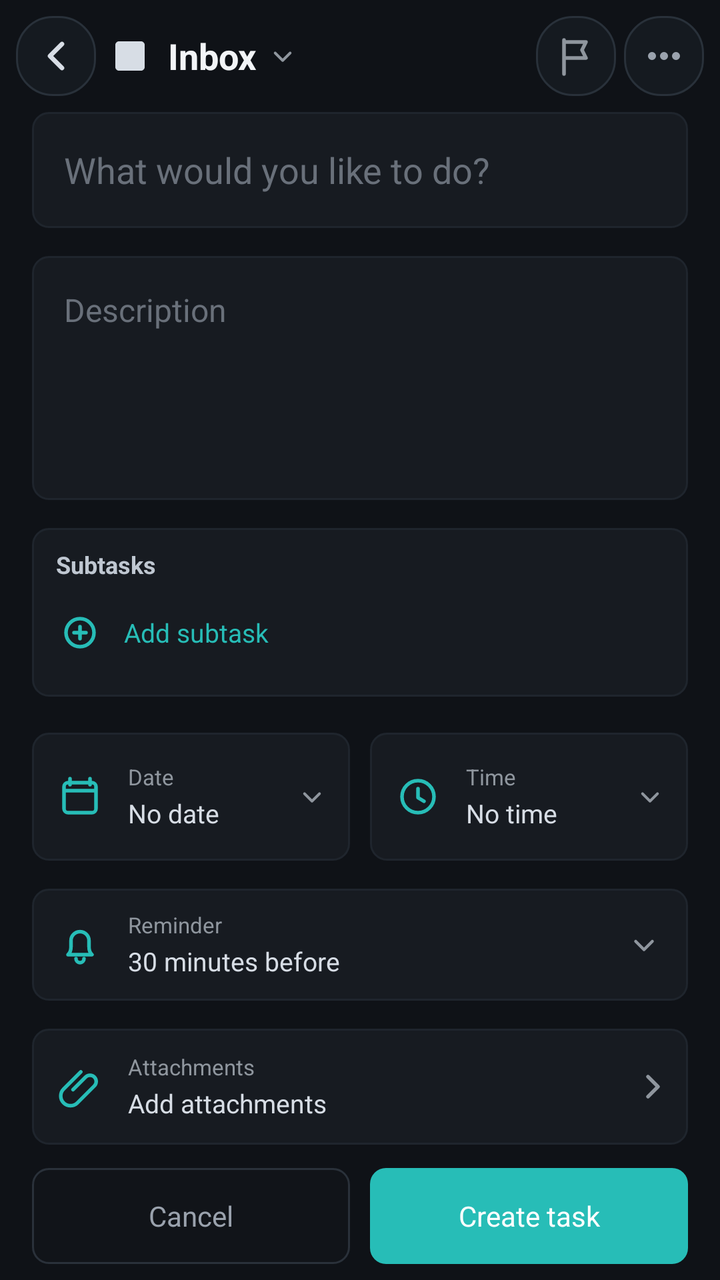
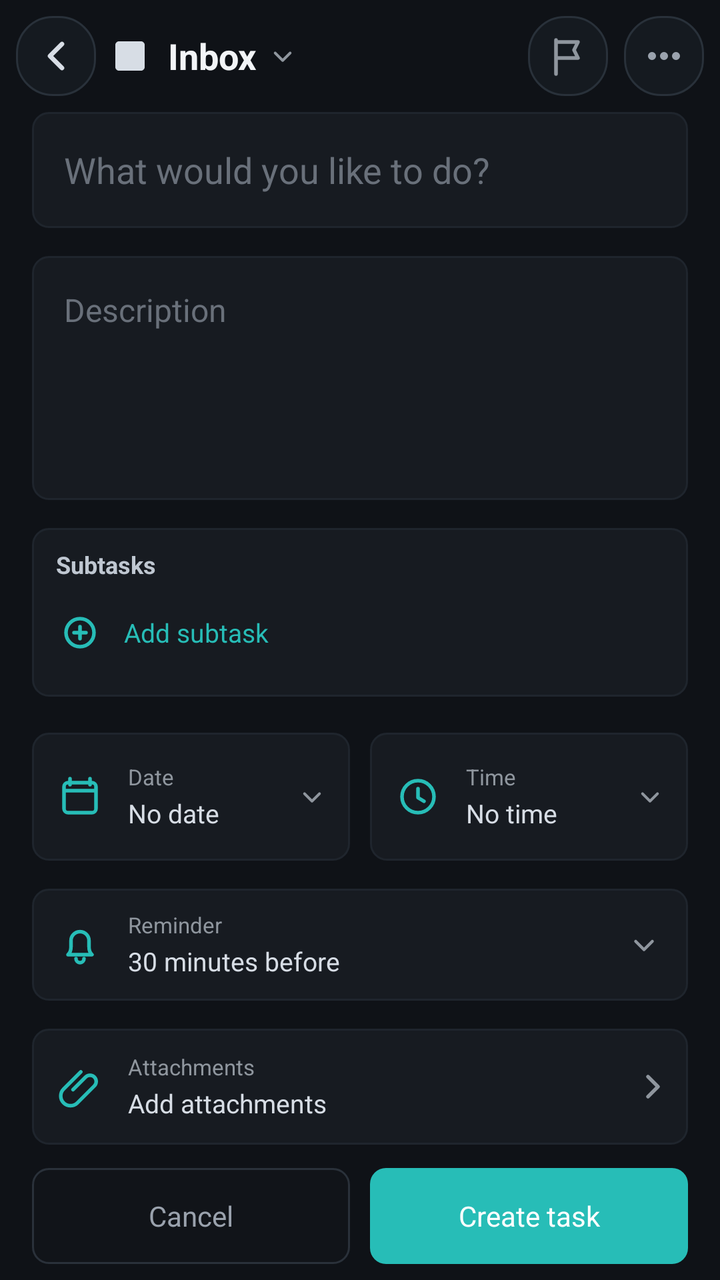

Two renders of the same Android screen: before a commit and after it. Below are the layout's source before the change and the commit's diff.
<!-- AndroidManifest.xml: application theme Theme.TaskManagerApp -->
<!-- res/layout/activity_add_task.xml -->
<?xml version="1.0" encoding="utf-8"?>
<androidx.constraintlayout.widget.ConstraintLayout xmlns:android="http://schemas.android.com/apk/res/android"
    xmlns:app="http://schemas.android.com/apk/res-auto"
    xmlns:tools="http://schemas.android.com/tools"
    android:id="@+id/main"
    android:layout_width="match_parent"
    android:layout_height="match_parent"
    android:background="#0F1217"
    tools:context=".ui.activity.AddTaskActivity">

    <LinearLayout
        android:id="@+id/editorTopBar"
        android:layout_width="0dp"
        android:layout_height="56dp"
        android:gravity="center_vertical"
        android:orientation="horizontal"
        android:paddingStart="8dp"
        android:paddingEnd="8dp"
        app:layout_constraintEnd_toEndOf="parent"
        app:layout_constraintStart_toStartOf="parent"
        app:layout_constraintTop_toTopOf="parent">

        <ImageButton
            android:id="@+id/btnEditorBack"
            android:layout_width="40dp"
            android:layout_height="40dp"
            android:background="@drawable/bg_task_editor_icon_button"
            android:contentDescription="@string/task_editor_back"
            android:padding="10dp"
            android:src="@drawable/ic_arrow_back"
            app:tint="#D7DDE5" />

        <LinearLayout
            android:id="@+id/categoryPicker"
            android:layout_width="0dp"
            android:layout_height="40dp"
            android:layout_marginStart="2dp"
            android:layout_weight="1"
            android:clickable="true"
            android:focusable="true"
            android:gravity="center_vertical"
            android:orientation="horizontal"
            android:paddingStart="4dp"
            android:paddingEnd="8dp">

            <ImageView
                android:layout_width="22dp"
                android:layout_height="22dp"
                android:contentDescription="@string/task_editor_category"
                android:src="@drawable/ic_nav_task_outline"
                app:tint="#D7DDE5" />

            <TextView
                android:id="@+id/tvEditorCategory"
                android:layout_width="wrap_content"
                android:layout_height="wrap_content"
                android:layout_marginStart="8dp"
                android:ellipsize="end"
                android:maxLines="1"
                android:text="Inbox"
                android:textColor="#F2F4F7"
                android:textSize="18sp"
                android:textStyle="bold" />

            <ImageView
                android:layout_width="18dp"
                android:layout_height="18dp"
                android:layout_marginStart="4dp"
                android:contentDescription="@string/task_editor_change_category"
                android:src="@drawable/ic_editor_chevron_down" />
        </LinearLayout>

        <ImageButton
            android:id="@+id/tvPriorityChip"
            android:layout_width="40dp"
            android:layout_height="40dp"
            android:layout_marginStart="8dp"
            android:background="@drawable/bg_task_editor_chip"
            android:clickable="true"
            android:contentDescription="Priority"
            android:focusable="true"
            android:gravity="center"
            android:padding="8dp"
            android:scaleType="center"
            android:src="@drawable/ic_editor_flag"
            app:tint="#8F969E" />

        <ImageButton
            android:id="@+id/btnEditorMore"
            android:layout_width="40dp"
            android:layout_height="40dp"
            android:layout_marginStart="4dp"
            android:background="@drawable/bg_task_editor_icon_button"
            android:contentDescription="@string/toolbar_more_options"
            android:padding="10dp"
            android:src="@drawable/ic_more_horizontal"
            app:tint="#9AA2AD" />
    </LinearLayout>

    <ScrollView
        android:id="@+id/editorScroll"
        android:layout_width="0dp"
        android:layout_height="0dp"
        android:clipToPadding="false"
        android:fillViewport="false"
        android:paddingBottom="16dp"
        app:layout_constraintBottom_toTopOf="@id/editorActions"
        app:layout_constraintEnd_toEndOf="parent"
        app:layout_constraintStart_toStartOf="parent"
        app:layout_constraintTop_toBottomOf="@id/editorTopBar">

        <LinearLayout
            android:layout_width="match_parent"
            android:layout_height="wrap_content"
            android:orientation="vertical"
            android:paddingStart="16dp"
            android:paddingEnd="16dp">

            <EditText
                android:id="@+id/edtTitle"
                android:layout_width="match_parent"
                android:layout_height="wrap_content"
                android:background="@drawable/bg_task_editor_card"
                android:hint="@string/task_editor_title_hint"
                android:importantForAutofill="no"
                android:inputType="textCapSentences|textMultiLine"
                android:minHeight="58dp"
                android:minLines="1"
                android:paddingStart="16dp"
                android:paddingTop="16dp"
                android:paddingEnd="16dp"
                android:paddingBottom="16dp"
                android:scrollHorizontally="false"
                android:singleLine="false"
                android:textColor="#F2F4F7"
                android:textColorHint="#69707A"
                android:textSize="18sp" />

            <EditText
                android:id="@+id/edtDescription"
                android:layout_width="match_parent"
                android:layout_height="122dp"
                android:layout_marginTop="14dp"
                android:background="@drawable/bg_task_editor_card"
                android:gravity="top|start"
                android:hint="@string/task_editor_description_hint"
                android:importantForAutofill="no"
                android:inputType="textCapSentences|textMultiLine"
                android:minLines="4"
                android:paddingStart="16dp"
                android:paddingTop="16dp"
                android:paddingEnd="16dp"
                android:paddingBottom="16dp"
                android:textColor="#D7DDE5"
                android:textColorHint="#69707A"
                android:textSize="16sp" />

            <LinearLayout
                android:id="@+id/subtasksPanel"
                android:layout_width="match_parent"
                android:layout_height="wrap_content"
                android:layout_marginTop="14dp"
                android:background="@drawable/bg_task_editor_card"
                android:orientation="vertical"
                android:paddingStart="12dp"
                android:paddingTop="10dp"
                android:paddingEnd="12dp"
                android:paddingBottom="12dp">

                <TextView
                    android:layout_width="wrap_content"
                    android:layout_height="wrap_content"
                    android:text="@string/task_editor_subtasks"
                    android:textColor="#BFC7D1"
                    android:textSize="12sp"
                    android:textStyle="bold" />

                <LinearLayout
                    android:id="@+id/addSubtaskRow"
                    android:layout_width="match_parent"
                    android:layout_height="40dp"
                    android:layout_marginTop="6dp"
                    android:clickable="true"
                    android:focusable="true"
                    android:gravity="center_vertical"
                    android:orientation="horizontal">

                    <ImageView
                        android:layout_width="24dp"
                        android:layout_height="24dp"
                        android:contentDescription="@string/task_editor_add_subtask"
                        android:src="@drawable/ic_editor_plus_circle" />

                    <TextView
                        android:layout_width="wrap_content"
                        android:layout_height="wrap_content"
                        android:layout_marginStart="10dp"
                        android:text="@string/task_editor_add_subtask"
                        android:textColor="#27BDB7"
                        android:textSize="13sp" />
                </LinearLayout>
            </LinearLayout>

            <LinearLayout
                android:layout_width="match_parent"
                android:layout_height="wrap_content"
                android:layout_marginTop="18dp"
                android:baselineAligned="false"
                android:orientation="horizontal">

                <LinearLayout
                    android:id="@+id/dateCard"
                    android:layout_width="0dp"
                    android:layout_height="64dp"
                    android:layout_weight="1"
                    android:background="@drawable/bg_task_editor_card_pressed"
                    android:clickable="true"
                    android:focusable="true"
                    android:gravity="center_vertical"
                    android:orientation="horizontal"
                    android:paddingStart="12dp"
                    android:paddingEnd="10dp">

                    <ImageView
                        android:layout_width="24dp"
                        android:layout_height="24dp"
                        android:contentDescription="@string/task_editor_date"
                        android:src="@drawable/ic_editor_calendar" />

                    <LinearLayout
                        android:layout_width="0dp"
                        android:layout_height="wrap_content"
                        android:layout_marginStart="12dp"
                        android:layout_weight="1"
                        android:orientation="vertical">

                        <TextView
                            android:layout_width="wrap_content"
                            android:layout_height="wrap_content"
                            android:text="@string/task_editor_date"
                            android:textColor="#8F969E"
                            android:textSize="11sp" />

                        <TextView
                            android:id="@+id/tvDateValue"
                            android:layout_width="wrap_content"
                            android:layout_height="wrap_content"
                            android:layout_marginTop="2dp"
                            android:text="@string/task_editor_no_date"
                            android:textColor="#D7DDE5"
                            android:textSize="13sp" />
                    </LinearLayout>

                    <ImageView
                        android:layout_width="18dp"
                        android:layout_height="18dp"
                        android:contentDescription="@string/task_editor_change_date"
                        android:src="@drawable/ic_editor_chevron_down" />
                </LinearLayout>

                <LinearLayout
                    android:id="@+id/timeCard"
                    android:layout_width="0dp"
                    android:layout_height="64dp"
                    android:layout_marginStart="10dp"
                    android:layout_weight="1"
                    android:background="@drawable/bg_task_editor_card_pressed"
                    android:clickable="true"
                    android:focusable="true"
                    android:gravity="center_vertical"
                    android:orientation="horizontal"
                    android:paddingStart="12dp"
                    android:paddingEnd="10dp">

                    <ImageView
                        android:layout_width="24dp"
                        android:layout_height="24dp"
                        android:contentDescription="@string/task_editor_time"
                        android:src="@drawable/ic_editor_clock" />

                    <LinearLayout
                        android:layout_width="0dp"
                        android:layout_height="wrap_content"
                        android:layout_marginStart="12dp"
                        android:layout_weight="1"
                        android:orientation="vertical">

                        <TextView
                            android:layout_width="wrap_content"
                            android:layout_height="wrap_content"
                            android:text="@string/task_editor_time"
                            android:textColor="#8F969E"
                            android:textSize="11sp" />

                        <TextView
                            android:id="@+id/tvTimeValue"
                            android:layout_width="wrap_content"
                            android:layout_height="wrap_content"
                            android:layout_marginTop="2dp"
                            android:text="@string/task_editor_no_time"
                            android:textColor="#D7DDE5"
                            android:textSize="13sp" />
                    </LinearLayout>

                    <ImageView
                        android:layout_width="18dp"
                        android:layout_height="18dp"
                        android:contentDescription="@string/task_editor_change_time"
                        android:src="@drawable/ic_editor_chevron_down" />
                </LinearLayout>
            </LinearLayout>

            <LinearLayout
                android:id="@+id/reminderRow"
                android:layout_width="match_parent"
                android:layout_height="56dp"
                android:layout_marginTop="14dp"
                android:background="@drawable/bg_task_editor_card_pressed"
                android:clickable="true"
                android:focusable="true"
                android:gravity="center_vertical"
                android:orientation="horizontal"
                android:paddingStart="12dp"
                android:paddingEnd="12dp">

                <ImageView
                    android:layout_width="24dp"
                    android:layout_height="24dp"
                    android:contentDescription="@string/task_editor_reminder"
                    android:src="@drawable/ic_editor_bell" />

                <LinearLayout
                    android:layout_width="0dp"
                    android:layout_height="wrap_content"
                    android:layout_marginStart="12dp"
                    android:layout_weight="1"
                    android:orientation="vertical">

                    <TextView
                        android:layout_width="wrap_content"
                        android:layout_height="wrap_content"
                        android:text="@string/task_editor_reminder"
                        android:textColor="#8F969E"
                        android:textSize="11sp" />

                    <TextView
                        android:id="@+id/tvReminderValue"
                        android:layout_width="wrap_content"
                        android:layout_height="wrap_content"
                        android:layout_marginTop="2dp"
                        android:text="@string/task_editor_reminder_placeholder"
                        android:textColor="#D7DDE5"
                        android:textSize="13sp" />
                </LinearLayout>

                <ImageView
                    android:layout_width="20dp"
                    android:layout_height="20dp"
                    android:contentDescription="@string/task_editor_change_reminder"
                    android:src="@drawable/ic_editor_chevron_down" />
            </LinearLayout>

            <LinearLayout
                android:id="@+id/btnPickAttachment"
                android:layout_width="match_parent"
                android:layout_height="58dp"
                android:layout_marginTop="14dp"
                android:background="@drawable/bg_task_editor_card_pressed"
                android:clickable="true"
                android:focusable="true"
                android:gravity="center_vertical"
                android:orientation="horizontal"
                android:paddingStart="12dp"
                android:paddingEnd="6dp">

                <ImageView
                    android:layout_width="24dp"
                    android:layout_height="24dp"
                    android:contentDescription="@string/task_editor_attachments"
                    android:src="@drawable/ic_editor_paperclip" />

                <LinearLayout
                    android:layout_width="0dp"
                    android:layout_height="wrap_content"
                    android:layout_marginStart="12dp"
                    android:layout_weight="1"
                    android:orientation="vertical">

                    <TextView
                        android:layout_width="wrap_content"
                        android:layout_height="wrap_content"
                        android:text="@string/task_editor_attachments"
                        android:textColor="#8F969E"
                        android:textSize="11sp" />

                    <TextView
                        android:id="@+id/tvAttachmentValue"
                        android:layout_width="wrap_content"
                        android:layout_height="wrap_content"
                        android:layout_marginTop="2dp"
                        android:text="@string/task_editor_add_attachments"
                        android:textColor="#D7DDE5"
                        android:textSize="13sp" />
                </LinearLayout>

                <ImageButton
                    android:id="@+id/btnRemoveAttachment"
                    android:layout_width="40dp"
                    android:layout_height="40dp"
                    android:background="@drawable/bg_task_editor_icon_button"
                    android:contentDescription="@string/task_attachment_remove"
                    android:padding="9dp"
                    android:src="@drawable/ic_editor_close"
                    android:visibility="gone" />

                <ImageView
                    android:id="@+id/attachmentChevron"
                    android:layout_width="24dp"
                    android:layout_height="24dp"
                    android:contentDescription="@string/task_editor_open_attachments"
                    android:src="@drawable/ic_editor_chevron_right" />
            </LinearLayout>

            <ImageView
                android:id="@+id/ivAttachment"
                android:layout_width="match_parent"
                android:layout_height="180dp"
                android:layout_marginTop="10dp"
                android:background="@drawable/bg_task_editor_card"
                android:contentDescription="@string/task_attachment_label"
                android:scaleType="centerCrop"
                android:visibility="gone" />
        </LinearLayout>
    </ScrollView>

    <LinearLayout
        android:id="@+id/editorActions"
        android:layout_width="0dp"
        android:layout_height="64dp"
        android:gravity="center_vertical"
        android:orientation="horizontal"
        android:paddingStart="16dp"
        android:paddingEnd="16dp"
        app:layout_constraintBottom_toBottomOf="parent"
        app:layout_constraintEnd_toEndOf="parent"
        app:layout_constraintStart_toStartOf="parent">

        <TextView
            android:id="@+id/btnCancel"
            android:layout_width="0dp"
            android:layout_height="48dp"
            android:layout_weight="1"
            android:background="@drawable/bg_task_editor_secondary_button"
            android:clickable="true"
            android:focusable="true"
            android:gravity="center"
            android:text="@string/cancel"
            android:textColor="#9AA2AD" />

        <TextView
            android:id="@+id/btnSave"
            android:layout_width="0dp"
            android:layout_height="48dp"
            android:layout_marginStart="10dp"
            android:layout_weight="1"
            android:background="@drawable/bg_task_editor_primary_button"
            android:clickable="true"
            android:focusable="true"
            android:gravity="center"
            android:text="@string/create_task"
            android:textColor="#FFFFFF" />
    </LinearLayout>
</androidx.constraintlayout.widget.ConstraintLayout>
<!-- resources referenced by this layout -->
<resources>
  <!-- drawable bg_task_editor_card (drawable) -->
  <?xml version="1.0" encoding="utf-8"?>
  <shape xmlns:android="http://schemas.android.com/apk/res/android">
      <solid android:color="#171B21" />
      <stroke
          android:width="1dp"
          android:color="#1F252D" />
      <corners android:radius="8dp" />
  </shape>
  <!-- drawable bg_task_editor_card_pressed (drawable) -->
  <?xml version="1.0" encoding="utf-8"?>
  <ripple xmlns:android="http://schemas.android.com/apk/res/android"
      android:color="#26312F">
      <item android:drawable="@drawable/bg_task_editor_card" />
  </ripple>
  <!-- drawable bg_task_editor_chip (drawable) -->
  <?xml version="1.0" encoding="utf-8"?>
  <shape xmlns:android="http://schemas.android.com/apk/res/android">
      <solid android:color="#151A20" />
      <stroke
          android:width="1dp"
          android:color="#29313A" />
      <corners android:radius="18dp" />
      <padding
          android:left="12dp"
          android:right="12dp"
          android:top="6dp"
          android:bottom="6dp" />
  </shape>
  <!-- drawable bg_task_editor_primary_button (drawable) -->
  <?xml version="1.0" encoding="utf-8"?>
  <shape xmlns:android="http://schemas.android.com/apk/res/android">
      <solid android:color="#27BDB7" />
      <corners android:radius="8dp" />
  </shape>
  <!-- drawable bg_task_editor_secondary_button (drawable) -->
  <?xml version="1.0" encoding="utf-8"?>
  <shape xmlns:android="http://schemas.android.com/apk/res/android">
      <solid android:color="#111419" />
      <stroke
          android:width="1dp"
          android:color="#2A313A" />
      <corners android:radius="8dp" />
  </shape>
  <string name="cancel">Cancel</string>
  <string name="create_task">Create task</string>
  <string name="task_attachment_label">Ảnh đính kèm</string>
  <string name="task_attachment_remove">XOÁ ẢNH</string>
  <string name="task_editor_add_attachments">Add attachments</string>
  <string name="task_editor_add_subtask">Add subtask</string>
  <string name="task_editor_attachments">Attachments</string>
  <string name="task_editor_back">Back</string>
  <string name="task_editor_category">Category</string>
  <string name="task_editor_change_category">Change category</string>
  <string name="task_editor_change_date">Change date</string>
  <string name="task_editor_change_reminder">Change reminder</string>
  <string name="task_editor_change_time">Change time</string>
  <string name="task_editor_date">Date</string>
  <string name="task_editor_description_hint">Description</string>
  <string name="task_editor_no_date">No date</string>
  <string name="task_editor_no_time">No time</string>
  <string name="task_editor_open_attachments">Open attachments</string>
  <string name="task_editor_reminder">Reminder</string>
  <string name="task_editor_reminder_placeholder">30 minutes before</string>
  <string name="task_editor_subtasks">Subtasks</string>
  <string name="task_editor_time">Time</string>
  <string name="task_editor_title_hint">What would you like to do?</string>
  <string name="toolbar_more_options">More options</string>
  <style name="Theme.TaskManagerApp" parent="Base.Theme.TaskManagerApp" />
  <color name="colorOnSurface">#F4F4F4</color>
  <color name="bottom_nav_icon_inactive">#8D949F</color>
  <color name="colorPrimary">#3A3A3A</color>
  <color name="colorOnPrimary">#F5F5F5</color>
  <color name="colorPrimaryContainer">#454545</color>
  <color name="colorOnPrimaryContainer">#FFFFFF</color>
  <color name="colorSecondary">#5F6368</color>
  <color name="colorOnSecondary">#FFFFFF</color>
  <color name="colorBackground">#101010</color>
  <color name="colorOnBackground">#F1F1F1</color>
  <color name="colorSurface">#1E1E1E</color>
  <color name="colorSurfaceVariant">#2A2A2A</color>
  <color name="colorOnSurfaceVariant">#DADADA</color>
  <color name="colorOutline">#8A8A8A</color>
  <!-- unchanged entries left out for length: 14 -->
</resources>

<!-- the commit's change to res/layout/activity_add_task.xml (unified diff, before → after) -->
@@ -75,7 +75,7 @@
             android:layout_width="40dp"
             android:layout_height="40dp"
             android:layout_marginStart="8dp"
-            android:background="@drawable/bg_task_editor_chip"
+            android:background="@drawable/bg_task_editor_icon_button"
             android:clickable="true"
             android:contentDescription="Priority"
             android:focusable="true"
@@ -89,7 +89,7 @@
             android:id="@+id/btnEditorMore"
             android:layout_width="40dp"
             android:layout_height="40dp"
-            android:layout_marginStart="4dp"
+            android:layout_marginStart="8dp"
             android:background="@drawable/bg_task_editor_icon_button"
             android:contentDescription="@string/toolbar_more_options"
             android:padding="10dp"
<!-- resource entries referenced after the edit -->
@@ -15,20 +15,6 @@
       android:color="#26312F">
       <item android:drawable="@drawable/bg_task_editor_card" />
   </ripple>
-  <!-- drawable bg_task_editor_chip (drawable) -->
-  <?xml version="1.0" encoding="utf-8"?>
-  <shape xmlns:android="http://schemas.android.com/apk/res/android">
-      <solid android:color="#151A20" />
-      <stroke
-          android:width="1dp"
-          android:color="#29313A" />
-      <corners android:radius="18dp" />
-      <padding
-          android:left="12dp"
-          android:right="12dp"
-          android:top="6dp"
-          android:bottom="6dp" />
-  </shape>
   <!-- drawable bg_task_editor_primary_button (drawable) -->
   <?xml version="1.0" encoding="utf-8"?>
   <shape xmlns:android="http://schemas.android.com/apk/res/android">
